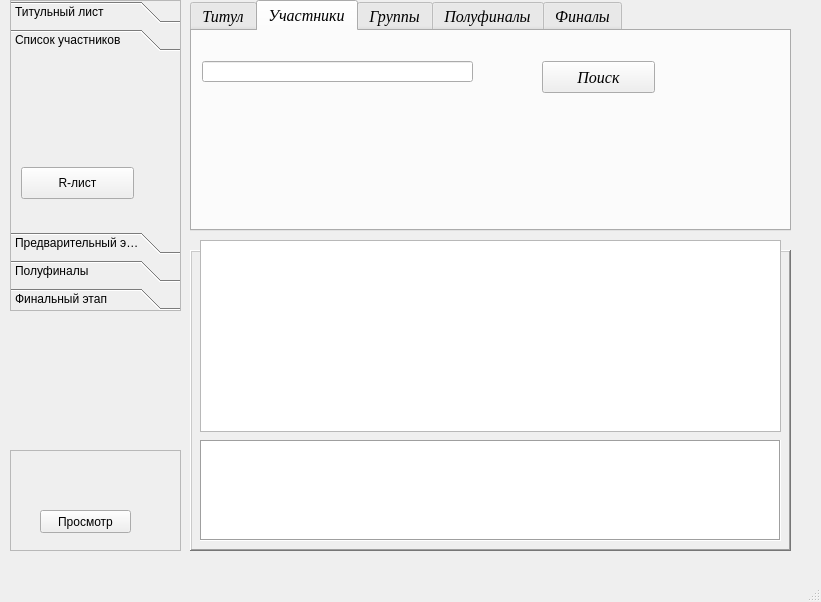
Qt form main_window.ui (Kaspar0810/Competitions_TT_SQL) before a commit.
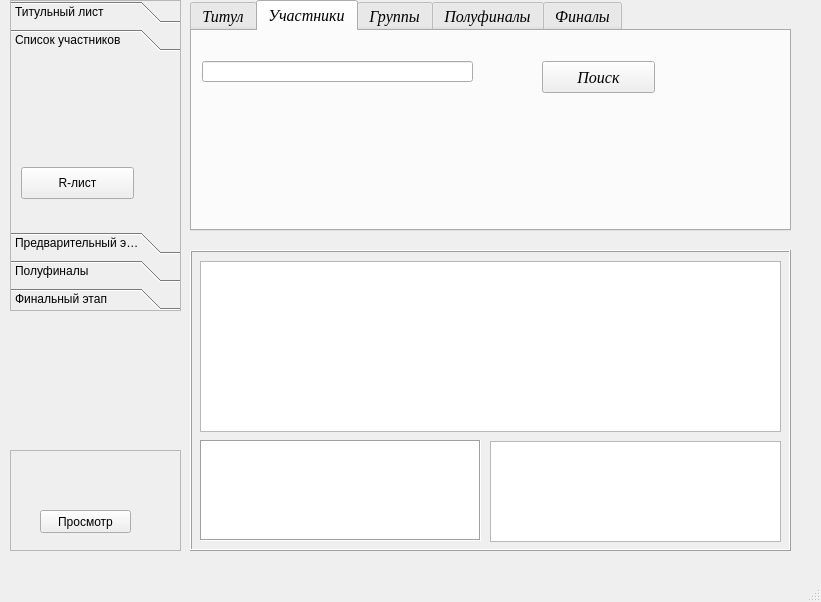
The same form after that commit.

Patch:
```diff
--- a/main_window.ui
+++ b/main_window.ui
@@ -53,7 +53,7 @@
      </rect>
     </property>
     <property name="frameShape">
-     <enum>QFrame::WinPanel</enum>
+     <enum>QFrame::Box</enum>
     </property>
     <property name="frameShadow">
      <enum>QFrame::Raised</enum>
@@ -63,7 +63,7 @@
       <rect>
        <x>10</x>
        <y>190</y>
-       <width>581</width>
+       <width>281</width>
        <height>101</height>
       </rect>
      </property>
@@ -714,9 +714,19 @@
     <property name="geometry">
      <rect>
       <x>200</x>
-      <y>240</y>
+      <y>261</y>
       <width>581</width>
-      <height>192</height>
+      <height>171</height>
+     </rect>
+    </property>
+   </widget>
+   <widget class="QListWidget" name="listWidget">
+    <property name="geometry">
+     <rect>
+      <x>490</x>
+      <y>441</y>
+      <width>291</width>
+      <height>101</height>
      </rect>
     </property>
    </widget>
```
Left out of the diff: 12 changed lines with no effect on the pictures.
